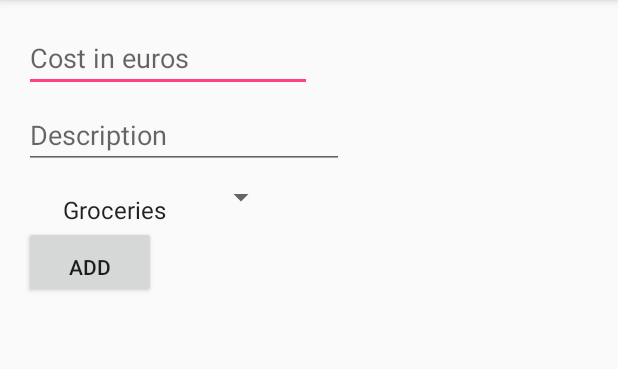
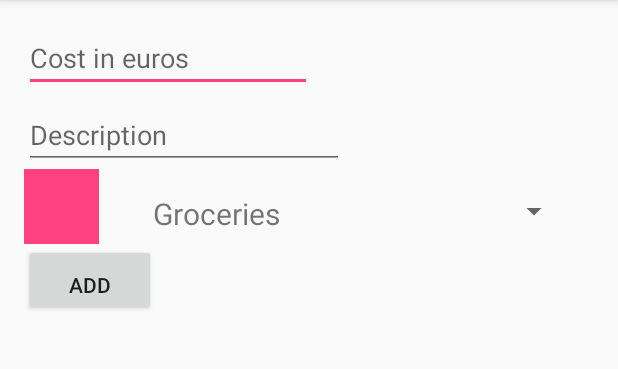
Before and after one commit to ilpeppino/MoneyFlows, an Android app: the screen it shows after launch (MainActivity), on a phone screen of 412 x 824 dp, the part 84-453 px from its top. Run offline under Robolectric (Android 15) with nearby library versions, the phone set to English and light mode, and no system bars; libraries missing offline, so code that uses them is left out: org.achartengine, org.achartengine.model, org.achartengine.renderer; 11 statements that could not run were skipped.

Commit message:
changed spinner to customized textviews (spinner_categories layout) + create first usage method in main activity

```diff
--- a/app/src/main/java/com/fromzerotoandroid/moneyflows/FeedReaderContract.java
+++ b/app/src/main/java/com/fromzerotoandroid/moneyflows/FeedReaderContract.java
@@ -21,6 +21,8 @@ public final class FeedReaderContract {
     /* Inner class that defines the table contents
     You need to implement BaseColumns
     **/
+
+    // Table definition for the cost entries
     public static abstract class CostEntry implements BaseColumns {
         public static final String TABLE_NAME = "history";
         public static final String COLUMN_NAME_COST = "cost";
@@ -29,6 +31,7 @@ public final class FeedReaderContract {
         public static final String COLUMN_NAME_DATE = "date";
 
     }
+
 
     public static abstract class Methods {
 
--- a/app/src/main/java/com/fromzerotoandroid/moneyflows/MainActivity.java
+++ b/app/src/main/java/com/fromzerotoandroid/moneyflows/MainActivity.java
@@ -38,6 +38,7 @@ public class MainActivity extends AppCompatActivity {
     public static final String VALUES_CATEGORY = "ValuesCategory";
     public static final String NAMES_CATEGORY = "NamesCategory";
     public static final String USERS_SETTINGS = "UserSettings";
+    public static final String COLORS_CATEGORY = "ColorsCategory";
     public static final String TAG = "MainActivity";
 
     // Defines the spinner for selecting the category cost
@@ -52,6 +53,7 @@ public class MainActivity extends AppCompatActivity {
     private SharedPreferences usersSettings;
     private SharedPreferences valuesCategory;
     private SharedPreferences namesCategory;
+    private SharedPreferences colorCategory;
     private LinearLayout chart;
 
     private EditText et_Cost, et_Description;
@@ -77,27 +79,15 @@ public class MainActivity extends AppCompatActivity {
         usersSettings = getSharedPreferences(USERS_SETTINGS, Context.MODE_PRIVATE);
         valuesCategory = getSharedPreferences(VALUES_CATEGORY, Context.MODE_PRIVATE);
         namesCategory = getSharedPreferences(NAMES_CATEGORY, Context.MODE_PRIVATE);
+        colorCategory = getSharedPreferences(COLORS_CATEGORY, Context.MODE_PRIVATE);
 
         // Checks if this the first time the app is accessed
         accessnumber = usersSettings.getInt("accessnumber", 0);
 
         // For first time usage simulation only, clean up the shared preferences and purge table
-        if (simulateFirstUse) {
-            editor = usersSettings.edit();
-            editor.clear();
-            editor.commit();
+        if (simulateFirstUse || accessnumber == 0) {
 
-            editor = valuesCategory.edit();
-            editor.clear();
-            editor.commit();
-
-            editor = namesCategory.edit();
-            editor.clear();
-            editor.commit();
-
-            BackgroundTask backgroundTask = new BackgroundTask(this);
-            backgroundTask.execute(FeedReaderContract.Methods.ERASE_ALL, null);
-
+            accessFirstTime();
 
         }
 
@@ -121,6 +111,31 @@ public class MainActivity extends AppCompatActivity {
 
     }
 
+
+    private void accessFirstTime() {
+
+        // Clear shared preferences
+        editor = usersSettings.edit();
+        editor.clear();
+        editor.commit();
+
+        editor = valuesCategory.edit();
+        editor.clear();
+        editor.commit();
+
+        editor = namesCategory.edit();
+        editor.clear();
+        editor.commit();
+
+        editor = colorCategory.edit();
+        editor.clear();
+        editor.commit();
+
+        // Clear the cost table (for now)
+        BackgroundTask backgroundTask = new BackgroundTask(this);
+        backgroundTask.execute(FeedReaderContract.Methods.ERASE_ALL, null);
+
+    }
 
     // Method called when ADD button is clicked
 
@@ -165,11 +180,14 @@ public class MainActivity extends AppCompatActivity {
 
     private void populateSpinnerCategories() {
 
-
+        // Customized spinner with spinner_categories xml layour
         spinner = (Spinner) findViewById(R.id.spinner);
 
-        ArrayAdapter<CharSequence> adapter = ArrayAdapter.createFromResource(this, R.array.categories, android.R.layout.simple_spinner_item);
-        adapter.setDropDownViewResource(android.R.layout.simple_spinner_dropdown_item);
+//        ArrayAdapter<CharSequence> adapter = ArrayAdapter.createFromResource(this, R.array.categories, android.R.layout.simple_spinner_item);
+
+        ArrayAdapter<CharSequence> adapter = ArrayAdapter.createFromResource(this, R.array.categories, R.layout.spinner_categories);
+
+//        adapter.setDropDownViewResource(android.R.layout.simple_spinner_dropdown_item);
         spinner.setAdapter(adapter);
 
 
--- a/app/src/main/res/layout/content_main.xml
+++ b/app/src/main/res/layout/content_main.xml
@@ -38,22 +38,31 @@
         android:paddingTop="16dp"
         />
 
+
+    <TextView
+        android:layout_width="50dp"
+        android:layout_height="50dp"
+        android:id="@+id/tvCategoryColor"
+        android:layout_below="@id/etDescription"
+        android:background="@color/colorAccent"
+        />
+
+
     <Spinner
         android:layout_width="wrap_content"
         android:layout_height="wrap_content"
         android:id="@+id/spinner"
+        android:layout_toRightOf="@id/tvCategoryColor"
+        android:layout_marginLeft="16dp"
         android:layout_below="@id/etDescription"
         android:paddingTop="16dp"
-        android:textAlignment="center"
-        />
-
-
+        android:textAlignment="center" />
 
     <Button
         android:layout_width="wrap_content"
         android:layout_height="wrap_content"
         android:text="@string/button_add"
-        android:layout_below="@id/spinner"
+        android:layout_below="@id/tvCategoryColor"
         android:id="@+id/button"
         android:paddingTop="16dp"
         android:onClick="addCost"
--- /dev/null
+++ b/app/src/main/res/layout/spinner_categories.xml
@@ -0,0 +1,9 @@
+<?xml version="1.0" encoding="utf-8"?>
+<TextView xmlns:android="http://schemas.android.com/apk/res/android"
+    android:id="@android:id/text1"
+    android:layout_width="250sp"
+    android:layout_height="40sp"
+    android:elegantTextHeight="true"
+    android:textSize="20sp"
+    android:paddingLeft="20sp"
+    android:paddingRight="20sp" />
--- a/app/src/main/res/menu/actions_toolbar.xml
+++ b/app/src/main/res/menu/actions_toolbar.xml
@@ -3,6 +3,10 @@
     xmlns:app="http://schemas.android.com/apk/res-auto">
 
 
+    <item
+        android:id="@+id/settings"
+        android:title="@string/settings"
+        app:showAsAction="never" />
     <item
         android:id="@+id/history"
         android:title="@string/history"
--- a/app/src/main/res/values/colors.xml
+++ b/app/src/main/res/values/colors.xml
@@ -7,4 +7,5 @@
     <color name="customlistitem_Date">#3ce810</color>
     <color name="customlistitem_Cost">#FFFFFFFF</color>
 
+
 </resources>
--- a/app/src/main/res/values/strings.xml
+++ b/app/src/main/res/values/strings.xml
@@ -17,6 +17,7 @@
     <string name="editDescription">Description</string>
     <string name="iconMoneyFlows">Money flows</string>
 
+    <string name="settings">Settings</string>
     <string name="history">History</string>
     <string name="about">About</string>
     <string name="title_activity_about">About Activity</string>
--- a/app/src/main/res/values/styles.xml
+++ b/app/src/main/res/values/styles.xml
@@ -21,5 +21,4 @@
 
     <style name="PopupOverlay" parent="ThemeOverlay.AppCompat.Light" />
 
-
 </resources>
```
